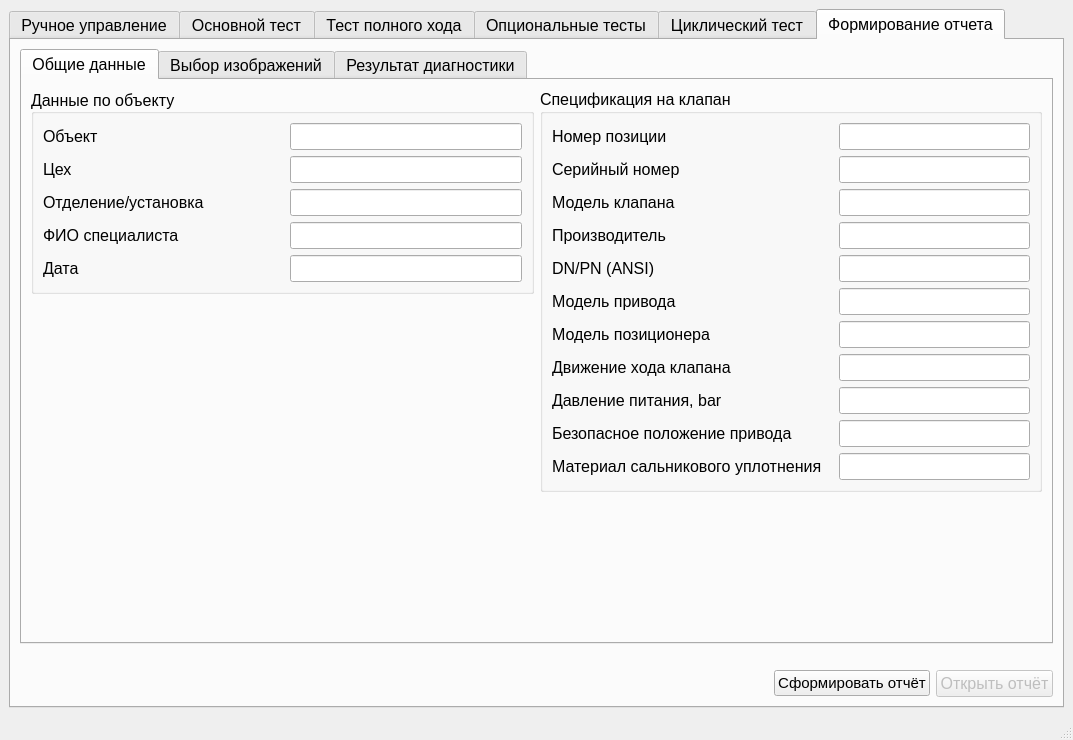
Rekvim/MpiSki, file MainWindow.ui: the form before one commit.
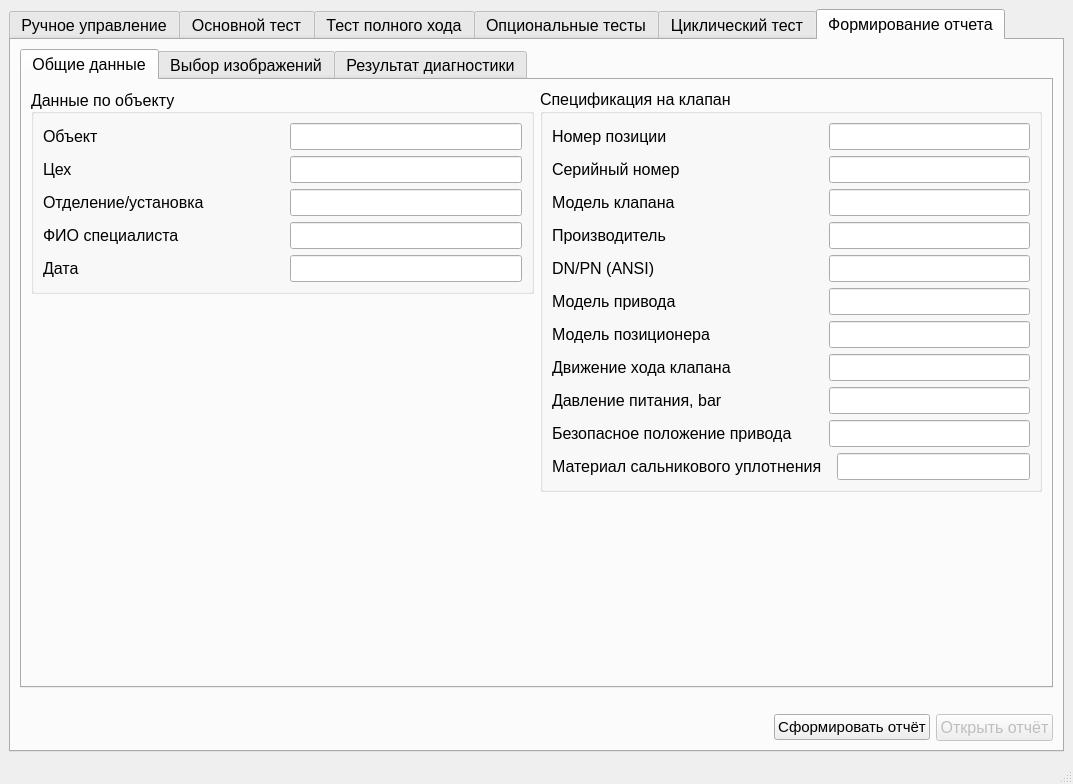
The form after the commit. The open tabs and pages were chosen to show the change. Custom widgets are drawn as their Qt base class.

The edit to the form file:
```diff
--- a/MainWindow.ui
+++ b/MainWindow.ui
@@ -7,7 +7,7 @@
     <x>0</x>
     <y>0</y>
     <width>1073</width>
-    <height>721</height>
+    <height>784</height>
    </rect>
   </property>
   <property name="sizePolicy">
@@ -2363,7 +2363,7 @@
                      </property>
                      <property name="minimumSize">
                       <size>
-                       <width>272</width>
+                       <width>262</width>
                        <height>0</height>
                       </size>
                      </property>
@@ -2405,7 +2405,7 @@
                      </property>
                      <property name="minimumSize">
                       <size>
-                       <width>272</width>
+                       <width>262</width>
                        <height>0</height>
                       </size>
                      </property>
@@ -2447,7 +2447,7 @@
                      </property>
                      <property name="minimumSize">
                       <size>
-                       <width>272</width>
+                       <width>262</width>
                        <height>0</height>
                       </size>
                      </property>
@@ -2489,7 +2489,7 @@
                      </property>
                      <property name="minimumSize">
                       <size>
-                       <width>272</width>
+                       <width>262</width>
                        <height>0</height>
                       </size>
                      </property>
@@ -2531,7 +2531,7 @@
                      </property>
                      <property name="minimumSize">
                       <size>
-                       <width>272</width>
+                       <width>262</width>
                        <height>0</height>
                       </size>
                      </property>
@@ -2573,7 +2573,7 @@
                      </property>
                      <property name="minimumSize">
                       <size>
-                       <width>272</width>
+                       <width>262</width>
                        <height>0</height>
                       </size>
                      </property>
@@ -2615,7 +2615,7 @@
                      </property>
                      <property name="minimumSize">
                       <size>
-                       <width>272</width>
+                       <width>262</width>
                        <height>0</height>
                       </size>
                      </property>
@@ -2657,7 +2657,7 @@
                      </property>
                      <property name="minimumSize">
                       <size>
-                       <width>272</width>
+                       <width>262</width>
                        <height>0</height>
                       </size>
                      </property>
@@ -2699,7 +2699,7 @@
                      </property>
                      <property name="minimumSize">
                       <size>
-                       <width>272</width>
+                       <width>262</width>
                        <height>0</height>
                       </size>
                      </property>
@@ -2741,7 +2741,7 @@
                      </property>
                      <property name="minimumSize">
                       <size>
-                       <width>272</width>
+                       <width>262</width>
                        <height>0</height>
                       </size>
                      </property>
@@ -2783,7 +2783,7 @@
                      </property>
                      <property name="minimumSize">
                       <size>
-                       <width>272</width>
+                       <width>262</width>
                        <height>0</height>
                       </size>
                      </property>
```
Left out of the diff: 4 changed lines with no effect on the pictures.
